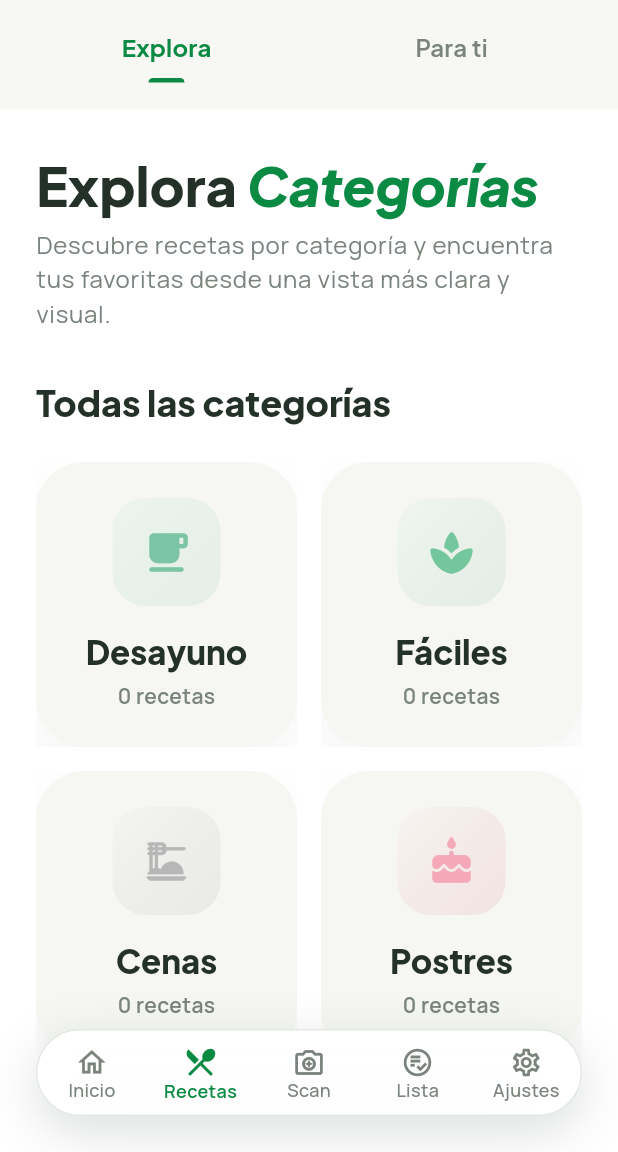
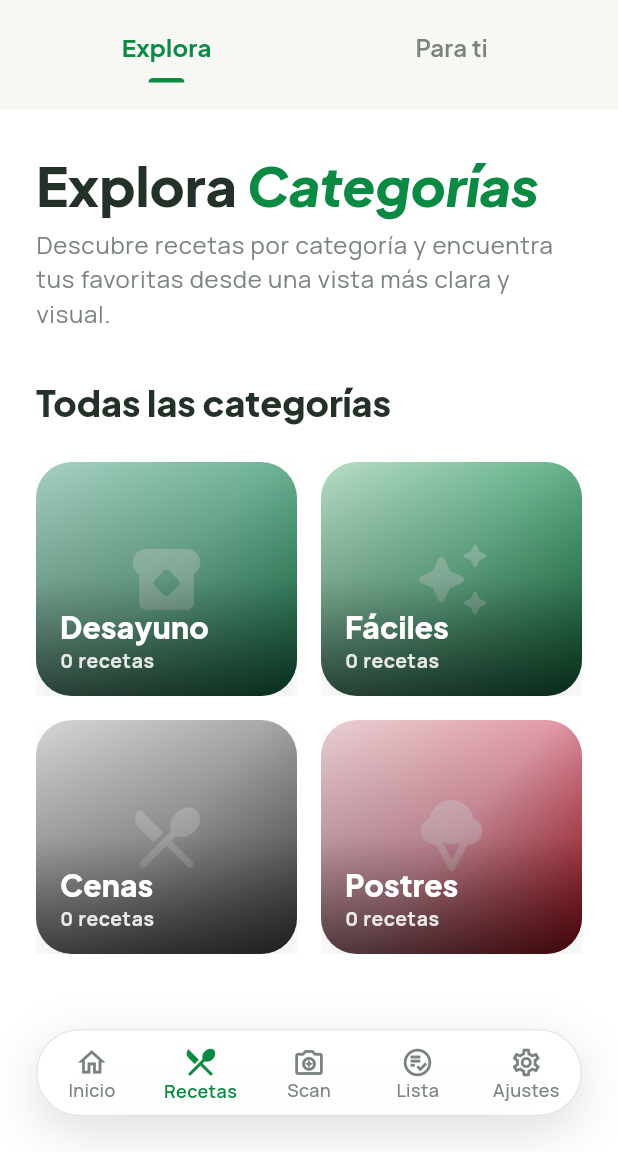
Before and after one commit to benjvm/WTFood, a Flutter app: the MainScreen screen opened directly, item 2 of the bottom bar chosen, on a phone screen of 412 x 824 dp, the part 84-1236 px from its top. Run offline on Flutter 3.47's test engine with Material 3 defaults, Android fonts, the phone set to English and light mode, and no system bars; our stand-ins replace cached_network_image, cloud_firestore, firebase_auth, firebase_core, flutter_dotenv, google_fonts and 4 more; accounts and stored records are empty; project files that could hold a hidden picture were left out.

Commit message:
Nuevo diseño en Explore tab

```diff
--- a/wtfood_app/lib/features/recipes/presentation/widgets/recipes_screen_widgets.dart
+++ b/wtfood_app/lib/features/recipes/presentation/widgets/recipes_screen_widgets.dart
@@ -522,24 +522,6 @@ class _ExploreFeaturedCollectionCard extends StatelessWidget {
                     ],
                   ),
                 ),
-                Positioned(
-                  top: 14,
-                  left: 14,
-                  right: 14,
-                  bottom: 14,
-                  child: IgnorePointer(
-                    child: Container(
-                      decoration: BoxDecoration(
-                        borderRadius: BorderRadius.circular(
-                          AppConstants.borderRadiusLg,
-                        ),
-                        border: Border.all(
-                          color: Colors.white.withValues(alpha: 0.18),
-                        ),
-                      ),
-                    ),
-                  ),
-                ),
               ],
             ),
           ),
@@ -559,52 +541,97 @@ class _ExploreCategoryTile extends StatelessWidget {
   Widget build(BuildContext context) {
     final theme = Theme.of(context);
     final colorScheme = theme.colorScheme;
+    final hasPhoto =
+        collection.previewRecipe?.photoUrl.trim().isNotEmpty ?? false;
 
     return Material(
       color: Colors.transparent,
       child: InkWell(
         onTap: onTap,
-        borderRadius: BorderRadius.circular(32),
+        borderRadius: BorderRadius.circular(AppConstants.borderRadiusLg),
         child: Ink(
-          height: 190,
+          height: 156,
           decoration: BoxDecoration(
-            color: colorScheme.surface,
-            borderRadius: BorderRadius.circular(32),
+            borderRadius: BorderRadius.circular(AppConstants.borderRadiusLg),
             boxShadow: [
               BoxShadow(
-                color: colorScheme.onSurface.withValues(alpha: 0.05),
-                blurRadius: 24,
-                offset: const Offset(0, 12),
+                color: colorScheme.onSurface.withValues(alpha: 0.08),
+                blurRadius: 18,
+                offset: const Offset(0, 10),
               ),
             ],
           ),
-          child: Padding(
-            padding: const EdgeInsets.all(AppConstants.paddingLg),
+          child: ClipRRect(
+            borderRadius: BorderRadius.circular(AppConstants.borderRadiusLg),
+            child: Stack(
+              fit: StackFit.expand,
+              children: [
+                if (hasPhoto)
+                  Image.network(
+                    collection.previewRecipe!.photoUrl,
+                    fit: BoxFit.cover,
+                    errorBuilder: (context, error, stackTrace) =>
+                        _CollectionTileFallback(
+                          colors: collection.gradientColors,
+                          icon: collection.icon,
+                        ),
+                  )
+                else
+                  _CollectionTileFallback(
+                    colors: collection.gradientColors,
+                    icon: collection.icon,
+                  ),
+                DecoratedBox(
+                  decoration: BoxDecoration(
+                    gradient: LinearGradient(
+                      begin: Alignment.topCenter,
+                      end: Alignment.bottomCenter,
+                      colors: [
+                        Colors.black.withValues(alpha: 0.08),
+                        Colors.black.withValues(alpha: 0.24),
+                        Colors.black.withValues(alpha: 0.68),
+                      ],
+                    ),
+                  ),
+                ),
+                Positioned(
+                  left: AppConstants.paddingMd,
+                  right: AppConstants.paddingMd,
+                  bottom: AppConstants.paddingMd,
+                  child: Row(
+                    crossAxisAlignment: CrossAxisAlignment.end,
+                    children: [
+                      Expanded(
                         child: Column(
-              crossAxisAlignment: CrossAxisAlignment.center,
+                          mainAxisSize: MainAxisSize.min,
+                          crossAxisAlignment: CrossAxisAlignment.start,
                           children: [
-                _ExploreSoftIconCard(
-                  icon: collection.icon,
-                  colors: collection.gradientColors,
-                ),
-                const Spacer(),
                             Text(
                               collection.title,
-                  textAlign: TextAlign.center,
                               maxLines: 2,
                               overflow: TextOverflow.ellipsis,
-                  style: theme.textTheme.titleLarge?.copyWith(
+                              style: theme.textTheme.titleMedium?.copyWith(
+                                color: Colors.white,
+                                fontSize: 20,
+                                height: 1.02,
                                 fontWeight: FontWeight.w800,
-                    color: colorScheme.onSurface,
                               ),
                             ),
-                const SizedBox(height: 6),
+                            const SizedBox(height: 3),
                             Text(
                               '${collection.recipeCount} recetas',
-                  textAlign: TextAlign.center,
-                  style: theme.textTheme.bodyMedium?.copyWith(
-                    color: colorScheme.onSurfaceVariant,
-                    fontWeight: FontWeight.w600,
+                              maxLines: 1,
+                              overflow: TextOverflow.ellipsis,
+                              style: theme.textTheme.bodySmall?.copyWith(
+                                color: Colors.white.withValues(alpha: 0.88),
+                                fontSize: 13,
+                                fontWeight: FontWeight.w700,
+                              ),
+                            ),
+                          ],
+                        ),
+                      ),
+                    ],
                   ),
                 ),
               ],
@@ -697,35 +724,6 @@ class _FeaturedInfoChip extends StatelessWidget {
           ),
         ],
       ),
-    );
-  }
-}
-
-class _ExploreSoftIconCard extends StatelessWidget {
-  const _ExploreSoftIconCard({required this.icon, required this.colors});
-
-  final IconData icon;
-  final List<Color> colors;
-
-  @override
-  Widget build(BuildContext context) {
-    final iconColor = colors.length > 1 ? colors[1] : colors.first;
-
-    return Container(
-      width: 72,
-      height: 72,
-      decoration: BoxDecoration(
-        gradient: LinearGradient(
-          begin: Alignment.topLeft,
-          end: Alignment.bottomRight,
-          colors: [
-            colors.first.withValues(alpha: 0.12),
-            colors.last.withValues(alpha: 0.08),
-          ],
-        ),
-        borderRadius: BorderRadius.circular(22),
-      ),
-      child: Icon(icon, size: 34, color: iconColor),
     );
   }
 }
@@ -873,7 +871,7 @@ List<_ExploreCollection> _buildExploreCollections({
       title: 'Desayuno',
       description: 'Ideas ligeras y rápidas para arrancar el día.',
       filterKey: 'desayuno',
-      icon: Icons.free_breakfast_rounded,
+      icon: Icons.breakfast_dining_rounded,
       gradientColors: const [
         Color(0xFFB6E2D3),
         Color(0xFF7BC4A4),
@@ -888,7 +886,7 @@ List<_ExploreCollection> _buildExploreCollections({
       title: 'Fáciles',
       description: 'Recetas simples para cocinar sin complicarte.',
       filterKey: 'fácil',
-      icon: Icons.spa_rounded,
+      icon: Icons.auto_awesome_rounded,
       gradientColors: const [
         Color(0xFFC8F0D8),
         Color(0xFF74C69D),
@@ -901,7 +899,7 @@ List<_ExploreCollection> _buildExploreCollections({
       title: 'Cenas',
       description: 'Opciones reconfortantes para cerrar el día.',
       filterKey: 'cena',
-      icon: Icons.dinner_dining_rounded,
+      icon: Icons.local_dining_rounded,
       gradientColors: const [
         Color(0xFFE8E8E8),
         Color(0xFFB7B7B7),
@@ -914,7 +912,7 @@ List<_ExploreCollection> _buildExploreCollections({
       title: 'Postres',
       description: 'El toque dulce perfecto para cualquier antojo.',
       filterKey: 'postre',
-      icon: Icons.cake_rounded,
+      icon: Icons.icecream_rounded,
       gradientColors: const [
         Color(0xFFFDE2E4),
         Color(0xFFF4A8B8),
```
Lines whose indentation alone changed are shown as unchanged.
